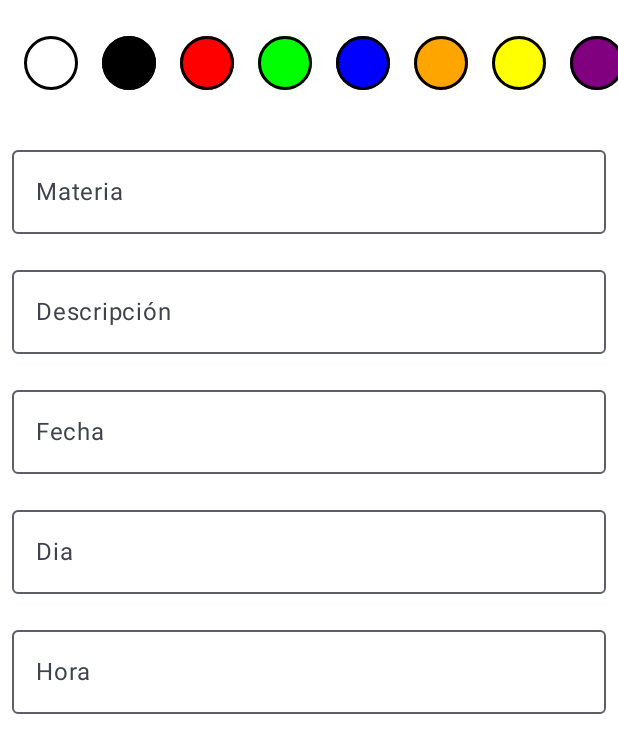
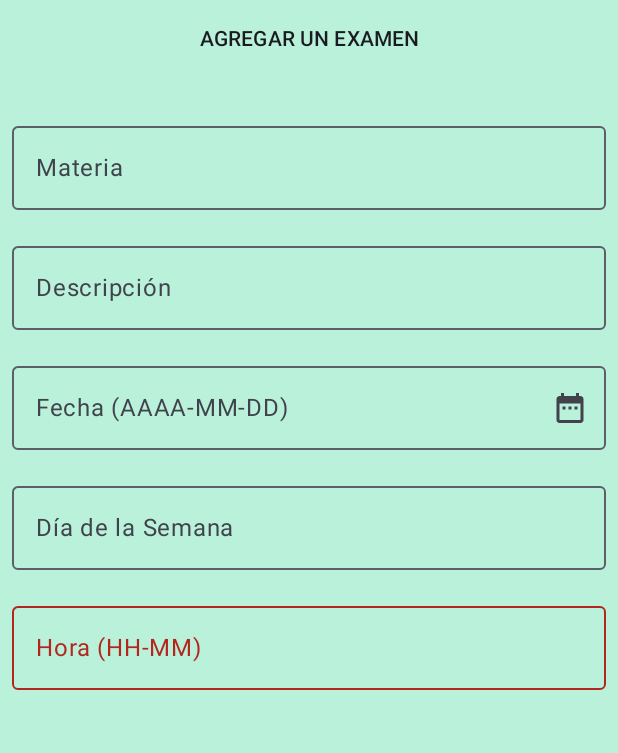
Before and after one commit to JorSa23/UAA-PAPDM-Grupo-N4-TP-FINAL, an Android app built with Jetpack Compose: the composable ExamenScreen called with empty values, on a phone screen of 412 x 824 dp. Shown: the top 753 px of the screen. Run offline under Robolectric (Android 15) with nearby library versions, the phone set to English and light mode, and no system bars; our stand-ins replace Firebase (no records; nobody signed in at launch, a user with empty details on screens opened directly); 3 statements that could not run were skipped.

Commit message:
Validaciones examenes, float button y correcciones

```diff
--- a/app/build.gradle.kts
+++ b/app/build.gradle.kts
@@ -65,6 +65,7 @@ dependencies {
     implementation(libs.androidx.ui.graphics)
     implementation(libs.androidx.ui.tooling.preview)
     implementation(libs.androidx.material3)
+    implementation(libs.androidx.ui.test.android)
     testImplementation(libs.junit)
     androidTestImplementation(libs.androidx.junit)
     androidTestImplementation(libs.androidx.espresso.core)
--- a/app/src/main/java/com/example/apptareas/MainActivity.kt
+++ b/app/src/main/java/com/example/apptareas/MainActivity.kt
@@ -9,7 +9,7 @@ import androidx.compose.material3.MaterialTheme
 import androidx.compose.material3.Surface
 import androidx.compose.ui.Modifier
 import androidx.lifecycle.viewmodel.compose.viewModel
-import com.example.apptareas.detail.DetailViewModel
+import com.example.apptareas.detail.Examenes.ExamenViewModel
 import com.example.apptareas.home.HomeViewMode
 import com.example.apptareas.login.LoginViewModel
 import com.example.apptareas.navigation.Navigation
@@ -22,14 +22,14 @@ class MainActivity : ComponentActivity() {
         setContent {
             val loginViewModel = viewModel(modelClass = LoginViewModel :: class.java )
             val homeViewMode = viewModel(modelClass = HomeViewMode :: class.java )
-            val detailViewModel = viewModel(modelClass = DetailViewModel :: class.java )
+            val examenViewModel = viewModel(modelClass = ExamenViewModel :: class.java )
             AppTareasTheme {
 
                 Surface(modifier = Modifier.fillMaxSize(),
                     color = MaterialTheme.colorScheme.background){
                     Navigation(
                         loginViewModel = loginViewModel,
-                        detailViewModel = detailViewModel,
+                        examenViewModel = examenViewModel,
                         homeViewMode = homeViewMode)
                 }
             }
--- a/app/src/main/java/com/example/apptareas/detail/DetailScreen.kt
+++ b/app/src/main/java/com/example/apptareas/detail/Examenes/ExamenScreen.kt
@@ -1,16 +1,20 @@
-package com.example.apptareas.detail
+package com.example.apptareas.detail.Examenes
 
 import android.annotation.SuppressLint
+import android.app.DatePickerDialog
 import androidx.compose.animation.AnimatedVisibility
 import androidx.compose.animation.animateColorAsState
 import androidx.compose.foundation.BorderStroke
 import androidx.compose.foundation.background
 import androidx.compose.foundation.clickable
 import androidx.compose.foundation.layout.Arrangement
+import androidx.compose.foundation.layout.Box
 import androidx.compose.foundation.layout.Column
 import androidx.compose.foundation.layout.PaddingValues
+import androidx.compose.foundation.layout.Spacer
 import androidx.compose.foundation.layout.fillMaxSize
 import androidx.compose.foundation.layout.fillMaxWidth
+import androidx.compose.foundation.layout.height
 import androidx.compose.foundation.layout.padding
 import androidx.compose.foundation.layout.size
 import androidx.compose.foundation.lazy.LazyRow
@@ -18,9 +22,11 @@ import androidx.compose.foundation.lazy.itemsIndexed
 import androidx.compose.foundation.shape.CircleShape
 import androidx.compose.material.icons.Icons
 import androidx.compose.material.icons.filled.Check
+import androidx.compose.material.icons.filled.DateRange
 import androidx.compose.material.icons.filled.Refresh
 import androidx.compose.material3.FloatingActionButton
 import androidx.compose.material3.Icon
+import androidx.compose.material3.MaterialTheme
 import androidx.compose.material3.OutlinedTextField
 import androidx.compose.material3.Scaffold
 import androidx.compose.material3.SnackbarHost
@@ -30,111 +36,137 @@ import androidx.compose.material3.Text
 import androidx.compose.runtime.Composable
 import androidx.compose.runtime.LaunchedEffect
 import androidx.compose.runtime.getValue
+import androidx.compose.runtime.mutableStateOf
 import androidx.compose.runtime.remember
 import androidx.compose.runtime.rememberCoroutineScope
+import androidx.compose.runtime.setValue
+import androidx.compose.ui.Alignment
 import androidx.compose.ui.Modifier
 import androidx.compose.ui.graphics.Color
-import androidx.compose.ui.tooling.preview.Preview
+import androidx.compose.ui.platform.LocalContext
+import androidx.compose.ui.text.style.TextAlign
 import androidx.compose.ui.unit.dp
 import com.example.apptareas.Utils
-import com.example.apptareas.login.LoginViewModel
-import com.example.apptareas.ui.theme.AppTareasTheme
+import com.example.apptareas.ui.theme.cexamen
 import kotlinx.coroutines.launch
+import java.text.ParseException
+import java.text.SimpleDateFormat
+import java.util.Calendar
+import java.util.Locale
 
 @SuppressLint("CoroutineCreationDuringComposition")
 @Composable
-fun DetailScreen(
-    detailViewModel: DetailViewModel?,
+fun ExamenScreen(
+    examenViewModel: ExamenViewModel?,
     examenId: String,
     onNavigate: () -> Unit
 ) {
-    val detailUiState = detailViewModel?.detailUiState ?: DetailUiState()
+    val detailUiState = examenViewModel?.detailUiState ?: DetailUiState()
     val isFormsNotBlank = detailUiState.description.isNotBlank() &&
-            detailUiState.materia.isNotBlank()
+            detailUiState.materia.isNotBlank() &&
+            detailUiState.fecha.isNotBlank() && // Validación de la fecha
+            isValidHour(detailUiState.hora) &&
+            detailUiState.dia.isNotBlank() // Validación del día
 
-    val selectedColor by animateColorAsState(
-        targetValue = Utils.colors[detailUiState.colorIndex]
-    )
     val isExamenIdNotBlank = examenId.isNotBlank()
     val icon = if (isExamenIdNotBlank) Icons.Default.Refresh else Icons.Default.Check
 
-    // Usar SnackbarHostState en lugar de scaffoldState
     val snackbarHostState = remember { SnackbarHostState() }
     val scope = rememberCoroutineScope()
 
+    var expanded by remember { mutableStateOf(false) }
+    val daysOfWeek = listOf("Lunes", "Martes", "Miércoles", "Jueves", "Viernes", "Sábado", "Domingo")
+
+    val calendar = Calendar.getInstance()
+    val datePickerDialog = DatePickerDialog(
+        LocalContext.current,
+        { _, year, month, dayOfMonth ->
+            val selectedDate = "$year-${month + 1}-$dayOfMonth"
+            examenViewModel?.onFechaChange(selectedDate)
+            calendar.set(year, month, dayOfMonth)
+            val dayOfWeek = daysOfWeek[calendar.get(Calendar.DAY_OF_WEEK) - 1]
+            examenViewModel?.onDiaChange(dayOfWeek)
+        },
+        calendar.get(Calendar.YEAR),
+        calendar.get(Calendar.MONTH),
+        calendar.get(Calendar.DAY_OF_MONTH)
+    )
+
     LaunchedEffect(key1 = Unit) {
         if (isExamenIdNotBlank) {
-            detailViewModel?.getExamen(examenId)
+            examenViewModel?.getExamen(examenId)
         } else {
-            detailViewModel?.resetState()
+            examenViewModel?.resetState()
         }
     }
 
     Scaffold(
         floatingActionButton = {
-                AnimatedVisibility(visible =  isFormsNotBlank) {
-                    FloatingActionButton(
-                        onClick = {
+            AnimatedVisibility(visible = isFormsNotBlank) {
+                FloatingActionButton(
+                    onClick = {
                         if (isExamenIdNotBlank) {
-                            detailViewModel?.updateExamen(examenId)
+                            examenViewModel?.updateExamen(examenId)
                         } else {
-                            detailViewModel?.addExamen()
+                            examenViewModel?.addExamen()
                         }
 
-                        // Mostrar snackbar
                         scope.launch {
                             snackbarHostState.showSnackbar(
                                 if (isExamenIdNotBlank) "Nota Editada Correctamente" else "Nota Agregada Correctamente"
                             )
                         }
                     }
-            ) {
-                Icon(imageVector = icon, contentDescription = null)
+                ) {
+                    Icon(imageVector = icon, contentDescription = null)
+                }
             }
-                }
         },
         snackbarHost = { SnackbarHost(hostState = snackbarHostState) }
     ) { padding ->
         Column(
             modifier = Modifier
                 .fillMaxSize()
-                .background(color = selectedColor)
+                .background(color = cexamen)
                 .padding(padding)
         ) {
             if (detailUiState.examenAddedStatus) {
                 scope.launch {
                     snackbarHostState.showSnackbar("Nota Agregada Correctamente")
-                    detailViewModel?.resetExamenAddedStatus()
+                    examenViewModel?.resetExamenAddedStatus()
                     onNavigate.invoke()
                 }
             }
             if (detailUiState.updateExamenStatus) {
                 scope.launch {
                     snackbarHostState.showSnackbar("Nota Editada Correctamente")
-                    detailViewModel?.resetExamenAddedStatus()
+                    examenViewModel?.resetExamenAddedStatus()
                     onNavigate.invoke()
                 }
             }
-            LazyRow(
-                modifier = Modifier.fillMaxWidth(),
-                horizontalArrangement = Arrangement.SpaceEvenly,
-                contentPadding = PaddingValues(
-                    vertical = 16.dp,
-                    horizontal = 8.dp
+
+            // Sección para centrar el título arriba
+            Box(
+                modifier = Modifier
+                    .fillMaxWidth()
+                    .padding(vertical = 16.dp), // Espaciado superior e inferior
+                contentAlignment = Alignment.Center
+            ) {
+                Text(
+                    text = "AGREGAR UN EXAMEN",
+                    style = MaterialTheme.typography.titleSmall,
+                    textAlign = TextAlign.Center
                 )
-            ) {
-                itemsIndexed(Utils.colors) { colorIndex, color ->
-                    ColorItem(color = color) {
-                        detailViewModel?.onColorChange(colorIndex)
-                    }
-                }
             }
 
-            // Uso de OutlinedTextField dentro de una columna
+            // Separación entre el título y los demás campos
+            Spacer(modifier = Modifier.height(16.dp))
+
+            // Resto del contenido
             OutlinedTextField(
                 value = detailUiState.materia,
                 onValueChange = {
-                    detailViewModel?.onMateriaChange(it)
+                    examenViewModel?.onMateriaChange(it)
                 },
                 label = { Text(text = "Materia") },
                 modifier = Modifier
@@ -144,7 +176,7 @@ fun DetailScreen(
             OutlinedTextField(
                 value = detailUiState.description,
                 onValueChange = {
-                    detailViewModel?.onDescriptionChange(it)
+                    examenViewModel?.onDescriptionChange(it)
                 },
                 label = { Text(text = "Descripción") },
                 modifier = Modifier
@@ -153,20 +185,27 @@ fun DetailScreen(
             )
             OutlinedTextField(
                 value = detailUiState.fecha,
-                onValueChange = {
-                    detailViewModel?.onFechaChange(it)
+                onValueChange = {}, // Solo seleccionable mediante el DatePickerDialog
+                label = { Text(text = "Fecha (AAAA-MM-DD)") },
+                trailingIcon = {
+                    Icon(
+                        imageVector = Icons.Default.DateRange,
+                        contentDescription = null,
+                        modifier = Modifier.clickable {
+                            datePickerDialog.show()
+                        }
+                    )
                 },
-                label = { Text(text = "Fecha") },
+                readOnly = true, // No se permite editar manualmente
                 modifier = Modifier
                     .fillMaxWidth()
                     .padding(8.dp)
             )
             OutlinedTextField(
                 value = detailUiState.dia,
-                onValueChange = {
-                    detailViewModel?.onDiaChange(it)
-                },
-                label = { Text(text = "Dia") },
+                onValueChange = {},
+                label = { Text(text = "Día de la Semana") },
+                readOnly = true, // Se autocompleta desde la fecha
                 modifier = Modifier
                     .fillMaxWidth()
                     .padding(8.dp)
@@ -174,9 +213,10 @@ fun DetailScreen(
             OutlinedTextField(
                 value = detailUiState.hora,
                 onValueChange = {
-                    detailViewModel?.onHoraChange(it)
+                    examenViewModel?.onHoraChange(it)
                 },
-                label = { Text(text = "Hora") },
+                label = { Text(text = "Hora (HH-MM)") },
+                isError = !isValidHour(detailUiState.hora),
                 modifier = Modifier
                     .fillMaxWidth()
                     .padding(8.dp)
@@ -185,20 +225,8 @@ fun DetailScreen(
     }
 }
 
-@Composable
-fun ColorItem(
-    color: Color,
-    onClick: () -> Unit
-) {
-    Surface(
-        color = color,
-        shape = CircleShape,
-        modifier = Modifier
-            .padding(8.dp)
-            .size(36.dp)
-            .clickable {
-                onClick.invoke()
-            },
-        border = BorderStroke(2.dp, Color.Black) // Usar Color de Compose
-    ) { }
+// Función para validar la hora en formato "HH-MM"
+fun isValidHour(hour: String): Boolean {
+    val regex = Regex("^([01]\\d|2[0-3])-[0-5]\\d$") // Expresión regular para "HH-MM"
+    return regex.matches(hour)
 }
--- a/app/src/main/java/com/example/apptareas/detail/DetailViewModel.kt
+++ b/app/src/main/java/com/example/apptareas/detail/Examenes/ExamenViewModel.kt
@@ -1,17 +1,15 @@
-package com.example.apptareas.detail
+package com.example.apptareas.detail.Examenes
 
-import android.widget.AdapterView.OnItemSelectedListener
 import androidx.compose.runtime.getValue
 import androidx.compose.runtime.mutableStateOf
 import androidx.compose.runtime.setValue
 import androidx.lifecycle.ViewModel
 import com.example.apptareas.models.Examenes
 import com.example.apptareas.repository.StorageRepository
-import com.google.firebase.Firebase
 import com.google.firebase.Timestamp
 import com.google.firebase.auth.FirebaseUser
 
-class DetailViewModel(
+class ExamenViewModel(
     private val repository: StorageRepository = StorageRepository()
 ):ViewModel() {
     var detailUiState by mutableStateOf(DetailUiState())
--- a/app/src/main/java/com/example/apptareas/models/Examenes.kt
+++ b/app/src/main/java/com/example/apptareas/models/Examenes.kt
@@ -12,6 +12,4 @@ data class Examenes(
     val timestamp: Timestamp = Timestamp.now(),
     val colorIndex: Int = 0,
     val documentId:String = "",
-
-
 )
--- a/app/src/main/java/com/example/apptareas/ui/theme/Color.kt
+++ b/app/src/main/java/com/example/apptareas/ui/theme/Color.kt
@@ -9,3 +9,17 @@ val Pink80 = Color(0xFFEFB8C8)
 val Purple40 = Color(0xFF6650a4)
 val PurpleGrey40 = Color(0xFF625b71)
 val Pink40 = Color(0xFF7D5260)
+
+
+
+
+
+
+
+
+
+
+val cfacultad = Color (0xFFFFF1B3)
+val cexamen = Color (0xFFBAF1DA)
+val ccompras = Color (0xFFF5D9FF)
+val ccasa = Color (0xFFA7D7EB)
--- /dev/null
+++ b/app/src/main/res/drawable/icon_school.xml
@@ -0,0 +1,5 @@
+<vector xmlns:android="http://schemas.android.com/apk/res/android" android:height="24dp" android:tint="#000000" android:viewportHeight="24" android:viewportWidth="24" android:width="24dp">
+
+    <path android:fillColor="@android:color/white" android:pathData="M5,13.18v4L12,21l7,-3.82v-4L12,17l-7,-3.82zM12,3L1,9l11,6 9,-4.91V17h2V9L12,3z"/>
+
+</vector>
--- a/gradle/libs.versions.toml
+++ b/gradle/libs.versions.toml
@@ -11,6 +11,7 @@ composeBom = "2024.04.01"
 firebaseBom = "33.1.1"
 services = "4.4.2"
 navigationCompose = "2.7.7"
+uiTestAndroid = "1.6.6"
 
 [libraries]
 androidx-core-ktx = { group = "androidx.core", name = "core-ktx", version.ref = "coreKtx" }
@@ -34,6 +35,7 @@ firebase-firestore ={module = "com.google.firebase:firebase-firestore"}
 
 
 androidx-navigation-compose = {module = "androidx.navigation:navigation-compose" , version.ref = "navigationCompose"}
+androidx-ui-test-android = { group = "androidx.compose.ui", name = "ui-test-android", version.ref = "uiTestAndroid" }
 
 
 [plugins]
```
Also changed, not shown: app/src/main/java/com/example/apptareas/home/Home.kt (+173 -32 lines), app/src/main/java/com/example/apptareas/navigation/Navigation.kt (+8 -8 lines), app/src/main/res/drawable/icon_book.xml (added, +11 -0 lines).
